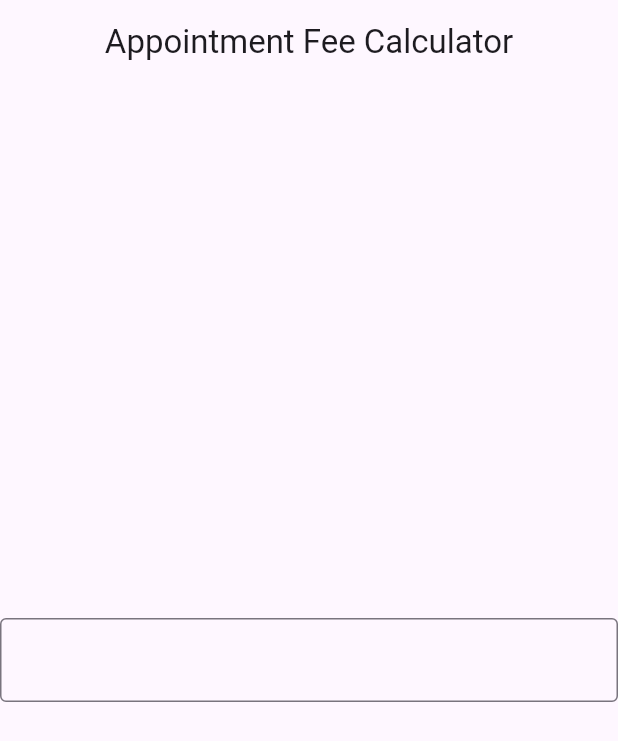
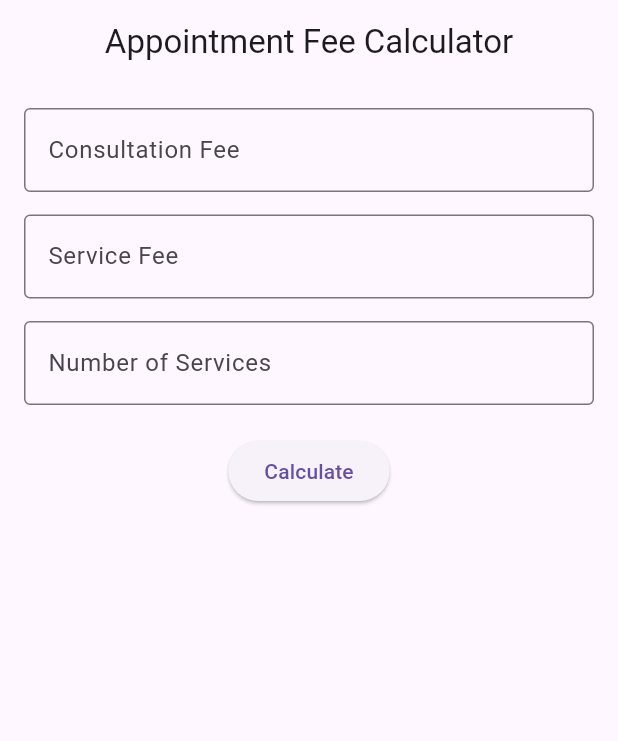
Before and after one commit to saad0077-ss/flutter-appointment-fee-calculator, a Flutter app: the screen it shows after launch, on a phone screen of 412 x 824 dp. Shown: the top 741 px of the screen. Run offline on Flutter 3.47's test engine with Material 3 defaults, Android fonts, the phone set to English and light mode, and no system bars; our stand-ins replace flutter_bloc.

Commit message:
feat: build appointment fee calculator screen

```diff
--- a/lib/features/appointment_fee/presentation/pages/calculater_page.dart
+++ b/lib/features/appointment_fee/presentation/pages/calculater_page.dart
@@ -1,33 +1,87 @@
+import 'package:appointment_fee_calculator/features/appointment_fee/presentation/bloc/appointment_fee_bloc.dart';
+import 'package:appointment_fee_calculator/features/appointment_fee/presentation/bloc/appointment_fee_event.dart';
+import 'package:appointment_fee_calculator/features/appointment_fee/presentation/bloc/appointment_fee_state.dart';
 import 'package:appointment_fee_calculator/shared/app_bar.dart';
+import 'package:appointment_fee_calculator/shared/custom_button.dart';
 import 'package:appointment_fee_calculator/shared/text_form_feild.dart';
 import 'package:flutter/material.dart';
+import 'package:flutter_bloc/flutter_bloc.dart';
 
 class AppointmentFeeCalculator extends StatefulWidget {
   const AppointmentFeeCalculator({super.key});
 
   @override
-  State<AppointmentFeeCalculator> createState() => _AppointmentFeeCalculatorState();
+  State<AppointmentFeeCalculator> createState() =>
+      _AppointmentFeeCalculatorState();
 }
 
 class _AppointmentFeeCalculatorState extends State<AppointmentFeeCalculator> {
-
-  final _formKey = GlobalKey<FormState>();
+  final consultationController = TextEditingController();
+  final serviceController = TextEditingController();
+  final counterController = TextEditingController();
 
   @override
   Widget build(BuildContext context) {
     return Scaffold(
-      appBar:MyAppBar(title: 'Appointment Fee Calculator'),
-      body: Center(
-        child: Form(
-          key: _formKey,
-          child: Column(
-            mainAxisAlignment: MainAxisAlignment.center,
-            children: [
-              CustomTextFormField(hindText: '')
-            ],
-          ),
+      appBar: MyAppBar(title: 'Appointment Fee Calculator'),
+      body: Padding(
+        padding: const EdgeInsets.all(16),
+        child: Column(
+          children: [
+            CustomTextFormField(
+              controller: consultationController,
+              hindText: 'Consultation Fee',
+              labelText: 'Consultation Fee',
+            ),
+            const SizedBox(height: 15),
+            CustomTextFormField(
+              hindText: 'Service Fee',
+              controller: serviceController,
+              labelText: 'Service Fee',
+            ),
+            const SizedBox(height: 15),
+            CustomTextFormField(
+              hindText: 'Number of Services',
+              controller: counterController,
+              labelText: 'Number of Services',
+            ),
+            const SizedBox(height: 20),
+            CustomButton(
+              title: 'Calculate',
+              onPressed: () {
+                context.read<AppointmentFeeBloc>().add(
+                  CalculateFeeEvent(
+                    consultationFee: double.parse(consultationController.text),
+                    serviceFee: double.parse(serviceController.text),
+                    serviceCount: int.parse(counterController.text),
+                  ),
+                );
+              },
+            ),
+            const SizedBox(height: 20),
+            BlocBuilder<AppointmentFeeBloc, AppointmentFeeState>(
+              builder: (context, state) {
+                if (state is AppointmentFeeLoaded) {
+                  return Text(
+                    'Total Fee: ₹${state.totalFee}',
+                    style: const TextStyle(
+                      fontWeight: FontWeight.bold,
+                      fontSize: 22,
+                    ),
+                  );
+                }
+                if (state is AppointmentFeeError) {
+                  return Text(
+                    state.message,
+                    style: const TextStyle(color: Colors.red),
+                  );
+                }
+                return const SizedBox();
+              },
+            ),
+          ],
         ),
-      )
+      ),
     );
   }
 }
--- a/lib/main.dart
+++ b/lib/main.dart
@@ -1,18 +1,26 @@
+import 'package:appointment_fee_calculator/features/appointment_fee/data/appointment_fee_repository.dart';
+import 'package:appointment_fee_calculator/features/appointment_fee/presentation/bloc/appointment_fee_bloc.dart';
 import 'package:appointment_fee_calculator/features/appointment_fee/presentation/pages/calculater_page.dart';
 import 'package:flutter/material.dart';
+import 'package:flutter_bloc/flutter_bloc.dart';
 
-void main(){
-  runApp(const MyApp());
+void main() {
+  runApp(MyApp());
 }
 
 class MyApp extends StatelessWidget {
-  const MyApp({super.key});
+  MyApp({super.key});
+
+  final repository = AppointmentFeeRepository();
 
   @override
   Widget build(BuildContext context) {
     return MaterialApp(
       title: 'Application Fee Calculator',
-      home : AppointmentFeeCalculator()
+      home: BlocProvider(
+        create: (_) => AppointmentFeeBloc(repository),
+        child: AppointmentFeeCalculator(),
+      ),
     );
   }
 }
```
